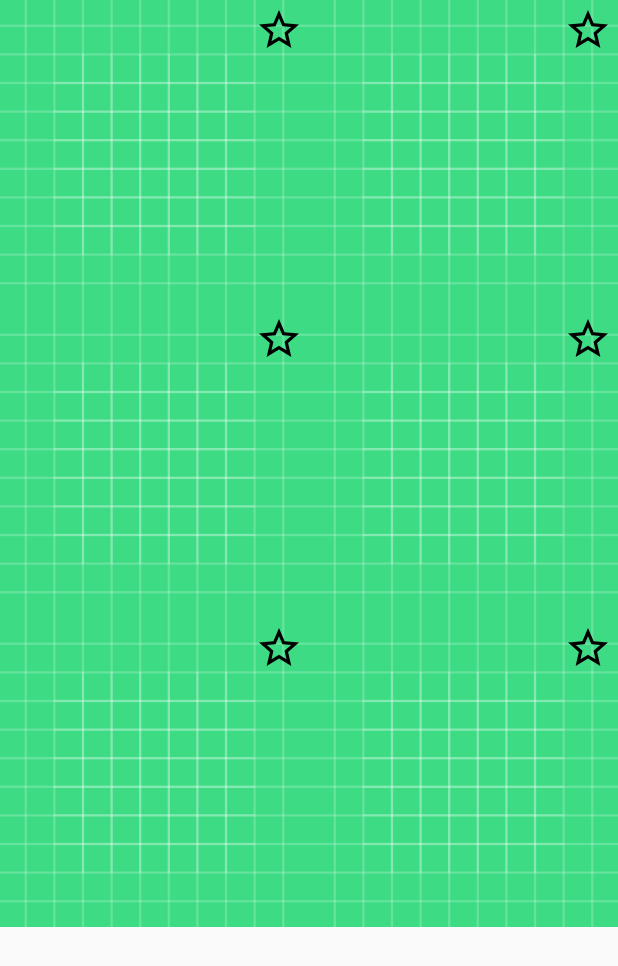
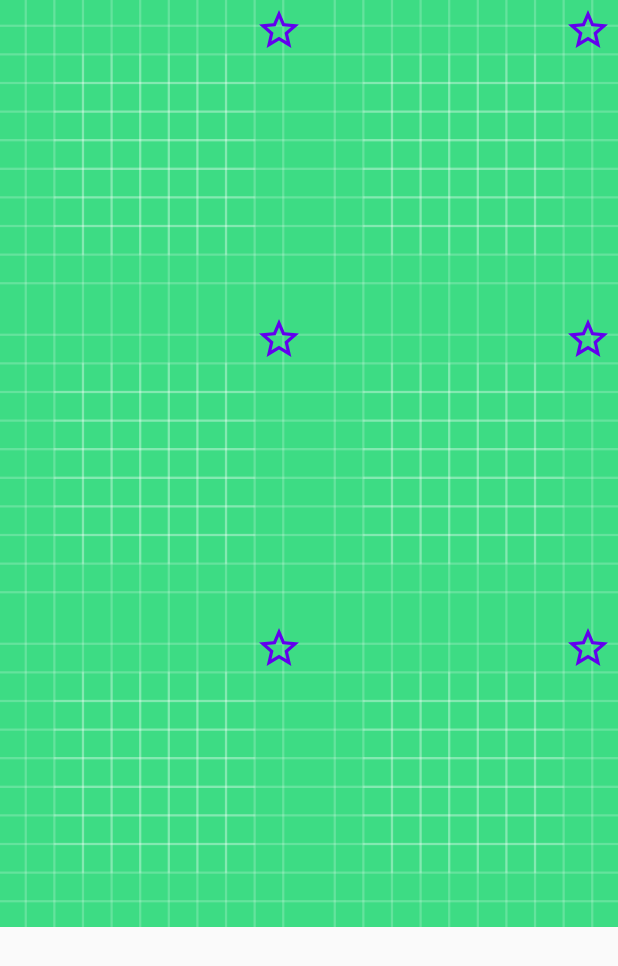
Before and after one commit to sebschaef/cats-paging-3, an Android app: the layout fragment_explore.xml on its own in the app's theme, with its tools: preview values and no code run, on a phone screen of 412 x 824 dp. Shown: the top 966 px of the screen. Run offline under Robolectric (Android 15) with nearby library versions, the phone set to English and light mode, and no system bars.

Commit message:
beatifying the UI a little bit

```diff
--- a/app/src/main/res/drawable/ic_star_full.xml
+++ b/app/src/main/res/drawable/ic_star_full.xml
@@ -4,5 +4,5 @@
     android:width="24dp"
     android:viewportWidth="24"
     android:viewportHeight="24">
-    <path android:fillColor="#000" android:pathData="M12,17.27L18.18,21L16.54,13.97L22,9.24L14.81,8.62L12,2L9.19,8.62L2,9.24L7.45,13.97L5.82,21L12,17.27Z" />
+    <path android:fillColor="@color/colorPrimary" android:pathData="M12,17.27L18.18,21L16.54,13.97L22,9.24L14.81,8.62L12,2L9.19,8.62L2,9.24L7.45,13.97L5.82,21L12,17.27Z" />
 </vector>
--- a/app/src/main/res/drawable/ic_star_outline.xml
+++ b/app/src/main/res/drawable/ic_star_outline.xml
@@ -4,5 +4,5 @@
     android:width="24dp"
     android:viewportWidth="24"
     android:viewportHeight="24">
-    <path android:fillColor="#000" android:pathData="M12,15.39L8.24,17.66L9.23,13.38L5.91,10.5L10.29,10.13L12,6.09L13.71,10.13L18.09,10.5L14.77,13.38L15.76,17.66M22,9.24L14.81,8.63L12,2L9.19,8.63L2,9.24L7.45,13.97L5.82,21L12,17.27L18.18,21L16.54,13.97L22,9.24Z" />
+    <path android:fillColor="@color/colorPrimary" android:pathData="M12,15.39L8.24,17.66L9.23,13.38L5.91,10.5L10.29,10.13L12,6.09L13.71,10.13L18.09,10.5L14.77,13.38L15.76,17.66M22,9.24L14.81,8.63L12,2L9.19,8.63L2,9.24L7.45,13.97L5.82,21L12,17.27L18.18,21L16.54,13.97L22,9.24Z" />
 </vector>
--- a/app/src/main/res/layout/item_cat_image.xml
+++ b/app/src/main/res/layout/item_cat_image.xml
@@ -2,6 +2,8 @@
 <androidx.constraintlayout.widget.ConstraintLayout xmlns:android="http://schemas.android.com/apk/res/android"
     android:layout_width="match_parent"
     android:layout_height="wrap_content"
+    android:clipChildren="false"
+    android:clipToPadding="false"
     xmlns:tools="http://schemas.android.com/tools"
     xmlns:app="http://schemas.android.com/apk/res-auto">
 
@@ -23,6 +25,7 @@
         android:layout_height="32dp"
         android:layout_margin="4dp"
         android:src="@drawable/ic_star_outline"
+        android:foreground="?attr/actionBarItemBackground"
         app:layout_constraintEnd_toEndOf="parent"
         app:layout_constraintTop_toTopOf="parent" />
 
```
